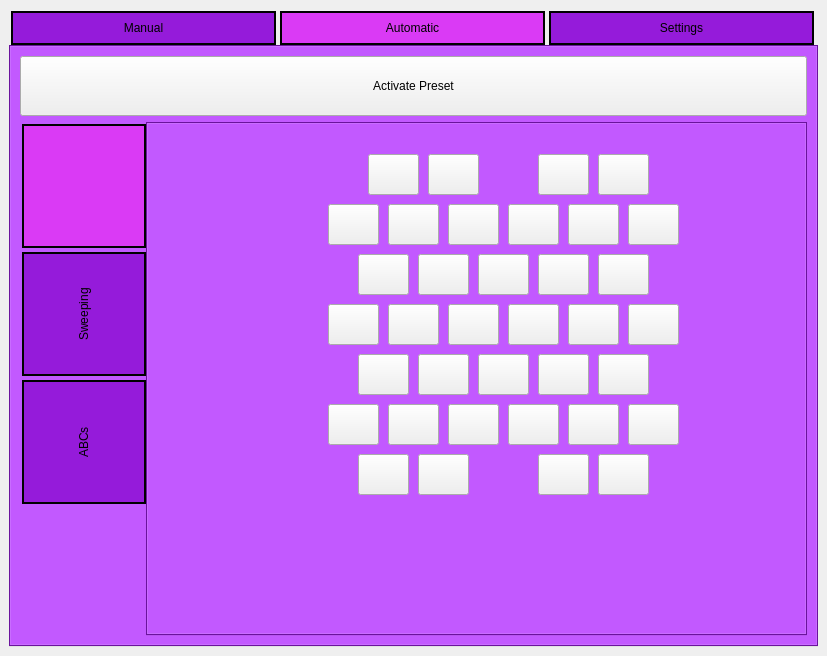
Before: the Qt Designer form GUI/vr_gui_layout.ui in rschloen/haptic_vr, drawn with Qt 5.
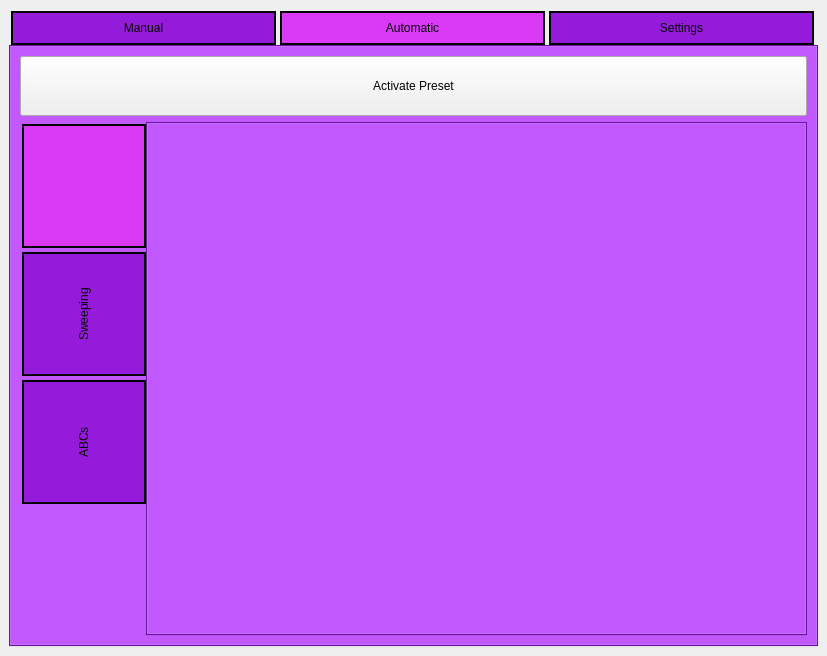
After: the same form once the commit is applied. The open tabs and pages were chosen to show the change. Icons and pictures are not drawn.

Commit message:
Added custom widget for actuator block
Made layout of buttons for actuators and button group to iterate through
to make accessing signals from buttons easier. Also easier to add blocks
 of different orientations and (in future) size. Currently used for
 preset block, but will also be used for manual block in future.

Patch:
```diff
--- a/GUI/vr_gui_layout.ui
+++ b/GUI/vr_gui_layout.ui
@@ -1281,585 +1281,6 @@
              <attribute name="title">
               <string/>
              </attribute>
-             <widget class="QPushButton" name="Act7_2">
-              <property name="geometry">
-               <rect>
-                <x>300</x>
-                <y>80</y>
-                <width>51</width>
-                <height>41</height>
-               </rect>
-              </property>
-              <property name="text">
-               <string/>
-              </property>
-              <property name="checkable">
-               <bool>true</bool>
-              </property>
-             </widget>
-             <widget class="QPushButton" name="Act8_2">
-              <property name="geometry">
-               <rect>
-                <x>360</x>
-                <y>80</y>
-                <width>51</width>
-                <height>41</height>
-               </rect>
-              </property>
-              <property name="text">
-               <string/>
-              </property>
-              <property name="checkable">
-               <bool>true</bool>
-              </property>
-             </widget>
-             <widget class="QPushButton" name="Act33_2">
-              <property name="geometry">
-               <rect>
-                <x>210</x>
-                <y>330</y>
-                <width>51</width>
-                <height>41</height>
-               </rect>
-              </property>
-              <property name="text">
-               <string/>
-              </property>
-              <property name="checkable">
-               <bool>true</bool>
-              </property>
-             </widget>
-             <widget class="QPushButton" name="Act1_2">
-              <property name="geometry">
-               <rect>
-                <x>220</x>
-                <y>30</y>
-                <width>51</width>
-                <height>41</height>
-               </rect>
-              </property>
-              <property name="text">
-               <string/>
-              </property>
-              <property name="checkable">
-               <bool>true</bool>
-              </property>
-             </widget>
-             <widget class="QPushButton" name="Act6_2">
-              <property name="geometry">
-               <rect>
-                <x>240</x>
-                <y>80</y>
-                <width>51</width>
-                <height>41</height>
-               </rect>
-              </property>
-              <property name="text">
-               <string/>
-              </property>
-              <property name="checkable">
-               <bool>true</bool>
-              </property>
-             </widget>
-             <widget class="QPushButton" name="Act27_2">
-              <property name="geometry">
-               <rect>
-                <x>180</x>
-                <y>280</y>
-                <width>51</width>
-                <height>41</height>
-               </rect>
-              </property>
-              <property name="text">
-               <string/>
-              </property>
-              <property name="checkable">
-               <bool>true</bool>
-              </property>
-             </widget>
-             <widget class="QPushButton" name="Act28_2">
-              <property name="geometry">
-               <rect>
-                <x>240</x>
-                <y>280</y>
-                <width>51</width>
-                <height>41</height>
-               </rect>
-              </property>
-              <property name="text">
-               <string/>
-              </property>
-              <property name="checkable">
-               <bool>true</bool>
-              </property>
-             </widget>
-             <widget class="QPushButton" name="Act5_2">
-              <property name="geometry">
-               <rect>
-                <x>180</x>
-                <y>80</y>
-                <width>51</width>
-                <height>41</height>
-               </rect>
-              </property>
-              <property name="text">
-               <string/>
-              </property>
-              <property name="checkable">
-               <bool>true</bool>
-              </property>
-             </widget>
-             <widget class="QPushButton" name="Act34_2">
-              <property name="geometry">
-               <rect>
-                <x>270</x>
-                <y>330</y>
-                <width>51</width>
-                <height>41</height>
-               </rect>
-              </property>
-              <property name="text">
-               <string/>
-              </property>
-              <property name="checkable">
-               <bool>true</bool>
-              </property>
-             </widget>
-             <widget class="QPushButton" name="Act18_2">
-              <property name="geometry">
-               <rect>
-                <x>300</x>
-                <y>180</y>
-                <width>51</width>
-                <height>41</height>
-               </rect>
-              </property>
-              <property name="text">
-               <string/>
-              </property>
-              <property name="checkable">
-               <bool>true</bool>
-              </property>
-             </widget>
-             <widget class="QPushButton" name="Act15_2">
-              <property name="geometry">
-               <rect>
-                <x>450</x>
-                <y>130</y>
-                <width>51</width>
-                <height>41</height>
-               </rect>
-              </property>
-              <property name="text">
-               <string/>
-              </property>
-              <property name="checkable">
-               <bool>true</bool>
-              </property>
-             </widget>
-             <widget class="QPushButton" name="Act20_2">
-              <property name="geometry">
-               <rect>
-                <x>420</x>
-                <y>180</y>
-                <width>51</width>
-                <height>41</height>
-               </rect>
-              </property>
-              <property name="text">
-               <string/>
-              </property>
-              <property name="checkable">
-               <bool>true</bool>
-              </property>
-             </widget>
-             <widget class="QPushButton" name="Act32_2">
-              <property name="geometry">
-               <rect>
-                <x>480</x>
-                <y>280</y>
-                <width>51</width>
-                <height>41</height>
-               </rect>
-              </property>
-              <property name="text">
-               <string/>
-              </property>
-              <property name="checkable">
-               <bool>true</bool>
-              </property>
-             </widget>
-             <widget class="QPushButton" name="Act2_2">
-              <property name="geometry">
-               <rect>
-                <x>280</x>
-                <y>30</y>
-                <width>51</width>
-                <height>41</height>
-               </rect>
-              </property>
-              <property name="text">
-               <string/>
-              </property>
-              <property name="checkable">
-               <bool>true</bool>
-              </property>
-             </widget>
-             <widget class="QPushButton" name="Act29_2">
-              <property name="geometry">
-               <rect>
-                <x>300</x>
-                <y>280</y>
-                <width>51</width>
-                <height>41</height>
-               </rect>
-              </property>
-              <property name="text">
-               <string/>
-              </property>
-              <property name="checkable">
-               <bool>true</bool>
-              </property>
-             </widget>
-             <widget class="QPushButton" name="Act16_2">
-              <property name="geometry">
-               <rect>
-                <x>180</x>
-                <y>180</y>
-                <width>51</width>
-                <height>41</height>
-               </rect>
-              </property>
-              <property name="text">
-               <string/>
-              </property>
-              <property name="checkable">
-               <bool>true</bool>
-              </property>
-             </widget>
-             <widget class="QPushButton" name="Act30_2">
-              <property name="geometry">
-               <rect>
-                <x>360</x>
-                <y>280</y>
-                <width>51</width>
-                <height>41</height>
-               </rect>
-              </property>
-              <property name="text">
-               <string/>
-              </property>
-              <property name="checkable">
-               <bool>true</bool>
-              </property>
-             </widget>
-             <widget class="QPushButton" name="Act31_2">
-              <property name="geometry">
-               <rect>
-                <x>420</x>
-                <y>280</y>
-                <width>51</width>
-                <height>41</height>
-               </rect>
-              </property>
-              <property name="text">
-               <string/>
-              </property>
-              <property name="checkable">
-               <bool>true</bool>
-              </property>
-             </widget>
-             <widget class="QPushButton" name="Act35_2">
-              <property name="geometry">
-               <rect>
-                <x>390</x>
-                <y>330</y>
-                <width>51</width>
-                <height>41</height>
-               </rect>
-              </property>
-              <property name="text">
-               <string/>
-              </property>
-              <property name="checkable">
-               <bool>true</bool>
-              </property>
-             </widget>
-             <widget class="QPushButton" name="Act24_2">
-              <property name="geometry">
-               <rect>
-                <x>330</x>
-                <y>230</y>
-                <width>51</width>
-                <height>41</height>
-               </rect>
-              </property>
-              <property name="text">
-               <string/>
-              </property>
-              <property name="checkable">
-               <bool>true</bool>
-              </property>
-             </widget>
-             <widget class="QPushButton" name="Act3_2">
-              <property name="geometry">
-               <rect>
-                <x>390</x>
-                <y>30</y>
-                <width>51</width>
-                <height>41</height>
-               </rect>
-              </property>
-              <property name="text">
-               <string/>
-              </property>
-              <property name="checkable">
-               <bool>true</bool>
-              </property>
-             </widget>
-             <widget class="QPushButton" name="Act14_2">
-              <property name="geometry">
-               <rect>
-                <x>390</x>
-                <y>130</y>
-                <width>51</width>
-                <height>41</height>
-               </rect>
-              </property>
-              <property name="text">
-               <string/>
-              </property>
-              <property name="checkable">
-               <bool>true</bool>
-              </property>
-             </widget>
-             <widget class="QPushButton" name="Act25_2">
-              <property name="geometry">
-               <rect>
-                <x>390</x>
-                <y>230</y>
-                <width>51</width>
-                <height>41</height>
-               </rect>
-              </property>
-              <property name="text">
-               <string/>
-              </property>
-              <property name="checkable">
-               <bool>true</bool>
-              </property>
-             </widget>
-             <widget class="QPushButton" name="Act10_2">
-              <property name="geometry">
-               <rect>
-                <x>480</x>
-                <y>80</y>
-                <width>51</width>
-                <height>41</height>
-               </rect>
-              </property>
-              <property name="text">
-               <string/>
-              </property>
-              <property name="checkable">
-               <bool>true</bool>
-              </property>
-             </widget>
-             <widget class="QPushButton" name="Act21_2">
-              <property name="geometry">
-               <rect>
-                <x>480</x>
-                <y>180</y>
-                <width>51</width>
-                <height>41</height>
-               </rect>
-              </property>
-              <property name="text">
-               <string/>
-              </property>
-              <property name="checkable">
-               <bool>true</bool>
-              </property>
-             </widget>
-             <widget class="QPushButton" name="Act23_2">
-              <property name="geometry">
-               <rect>
-                <x>270</x>
-                <y>230</y>
-                <width>51</width>
-                <height>41</height>
-               </rect>
-              </property>
-              <property name="text">
-               <string/>
-              </property>
-              <property name="checkable">
-               <bool>true</bool>
-              </property>
-             </widget>
-             <widget class="QPushButton" name="Act19_2">
-              <property name="geometry">
-               <rect>
-                <x>360</x>
-                <y>180</y>
-                <width>51</width>
-                <height>41</height>
-               </rect>
-              </property>
-              <property name="text">
-               <string/>
-              </property>
-              <property name="checkable">
-               <bool>true</bool>
-              </property>
-             </widget>
-             <widget class="QPushButton" name="Act4_2">
-              <property name="geometry">
-               <rect>
-                <x>450</x>
-                <y>30</y>
-                <width>51</width>
-                <height>41</height>
-               </rect>
-              </property>
-              <property name="text">
-               <string/>
-              </property>
-              <property name="checkable">
-               <bool>true</bool>
-              </property>
-             </widget>
-             <widget class="QPushButton" name="Act26_2">
-              <property name="geometry">
-               <rect>
-                <x>450</x>
-                <y>230</y>
-                <width>51</width>
-                <height>41</height>
-               </rect>
-              </property>
-              <property name="text">
-               <string/>
-              </property>
-              <property name="checkable">
-               <bool>true</bool>
-              </property>
-             </widget>
-             <widget class="QPushButton" name="Act36_2">
-              <property name="geometry">
-               <rect>
-                <x>450</x>
-                <y>330</y>
-                <width>51</width>
-                <height>41</height>
-               </rect>
-              </property>
-              <property name="text">
-               <string/>
-              </property>
-              <property name="checkable">
-               <bool>true</bool>
-              </property>
-             </widget>
-             <widget class="QPushButton" name="Act11_2">
-              <property name="geometry">
-               <rect>
-                <x>210</x>
-                <y>130</y>
-                <width>51</width>
-                <height>41</height>
-               </rect>
-              </property>
-              <property name="text">
-               <string/>
-              </property>
-              <property name="checkable">
-               <bool>true</bool>
-              </property>
-             </widget>
-             <widget class="QPushButton" name="Act17_2">
-              <property name="geometry">
-               <rect>
-                <x>240</x>
-                <y>180</y>
-                <width>51</width>
-                <height>41</height>
-               </rect>
-              </property>
-              <property name="text">
-               <string/>
-              </property>
-              <property name="checkable">
-               <bool>true</bool>
-              </property>
-             </widget>
-             <widget class="QPushButton" name="Act9_2">
-              <property name="geometry">
-               <rect>
-                <x>420</x>
-                <y>80</y>
-                <width>51</width>
-                <height>41</height>
-               </rect>
-              </property>
-              <property name="text">
-               <string/>
-              </property>
-              <property name="checkable">
-               <bool>true</bool>
-              </property>
-             </widget>
-             <widget class="QPushButton" name="Act13_2">
-              <property name="geometry">
-               <rect>
-                <x>330</x>
-                <y>130</y>
-                <width>51</width>
-                <height>41</height>
-               </rect>
-              </property>
-              <property name="text">
-               <string/>
-              </property>
-              <property name="checkable">
-               <bool>true</bool>
-              </property>
-             </widget>
-             <widget class="QPushButton" name="Act12_2">
-              <property name="geometry">
-               <rect>
-                <x>270</x>
-                <y>130</y>
-                <width>51</width>
-                <height>41</height>
-               </rect>
-              </property>
-              <property name="text">
-               <string/>
-              </property>
-              <property name="checkable">
-               <bool>true</bool>
-              </property>
-              <property name="checked">
-               <bool>false</bool>
-              </property>
-             </widget>
-             <widget class="QPushButton" name="Act22_2">
-              <property name="geometry">
-               <rect>
-                <x>210</x>
-                <y>230</y>
-                <width>51</width>
-                <height>41</height>
-               </rect>
-              </property>
-              <property name="text">
-               <string/>
-              </property>
-              <property name="checkable">
-               <bool>true</bool>
-              </property>
-             </widget>
             </widget>
             <widget class="QWidget" name="tab_2">
              <attribute name="title">
```
Left out of the diff: 1168 changed lines with no effect on the pictures. The commit also changes 3 other files.
